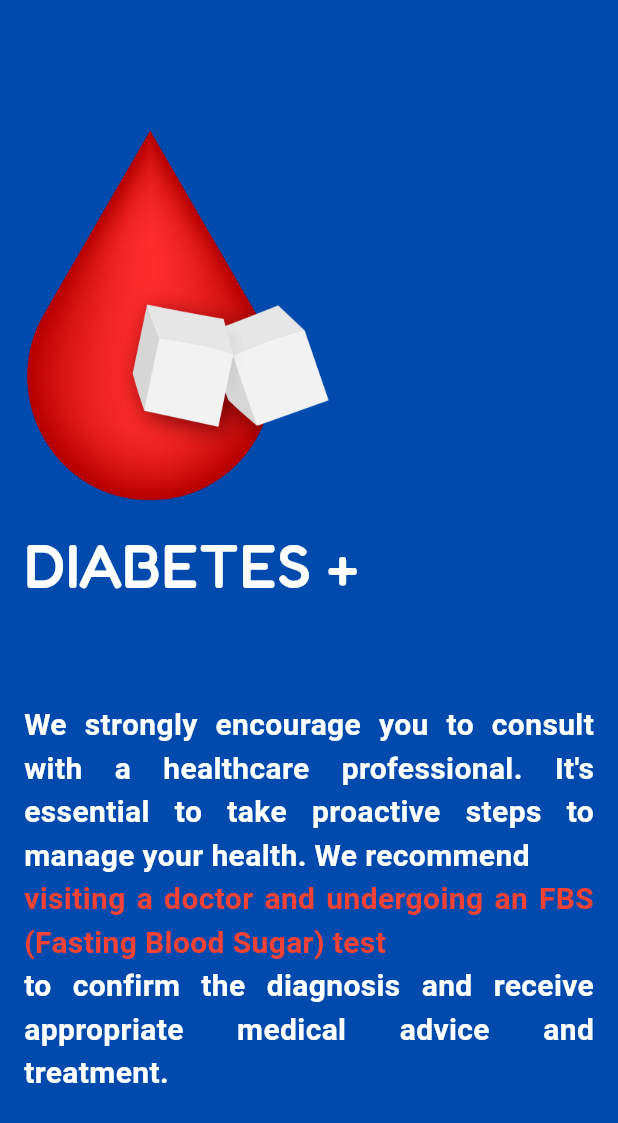
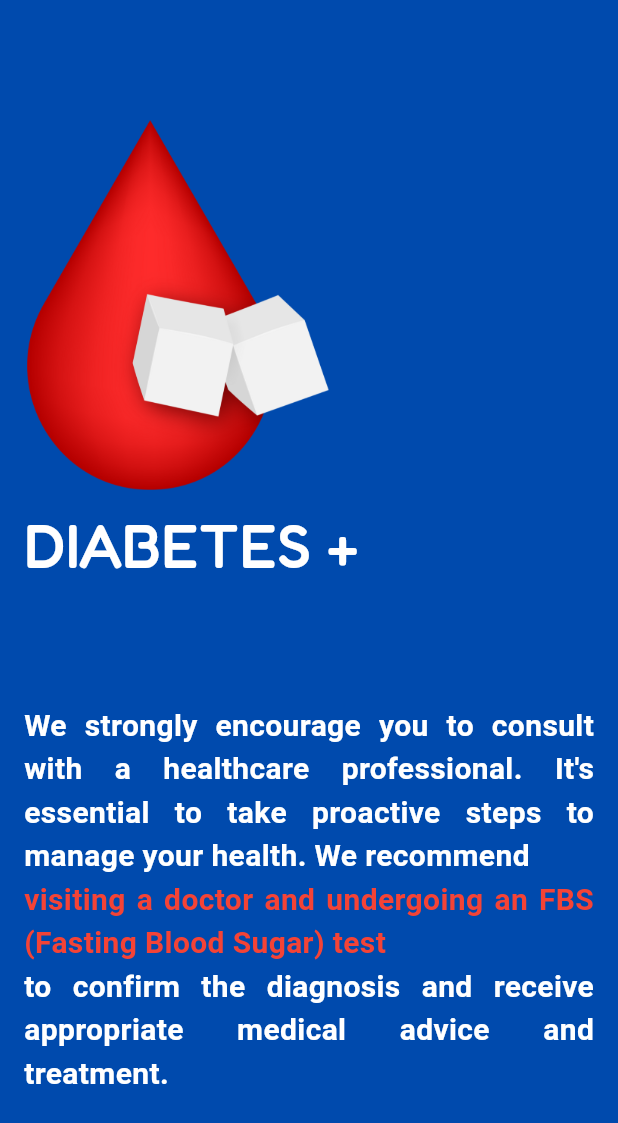
Before and after one commit to sgsm74/diaease, a Flutter app: the HasDiabetes screen opened by its route, on a phone screen of 412 x 824 dp. Shown: the top 1123 px of the screen. Run offline on Flutter 3.47's test engine with Material 3 defaults, Android fonts, the phone set to English and light mode, and no system bars; our stand-ins replace flutter_bloc, google_fonts; missing offline and left inert: sklite.

Commit message:
chore: some change

```diff
--- a/lib/diabease/presentation/pages/has_diabetes.dart
+++ b/lib/diabease/presentation/pages/has_diabetes.dart
@@ -32,9 +32,7 @@ class HasDiabetes extends StatelessWidget {
                 ),
               ),
             ),
-            const SizedBox(
-              height: 50,
-            ),
+            const Spacer(),
             Wrap(
               children: [
                 Text(
@@ -72,9 +70,7 @@ class HasDiabetes extends StatelessWidget {
                 ),
               ],
             ),
-            const SizedBox(
-              height: 64,
-            ),
+            const Spacer(),
           ],
         ),
       ),
```
Also changed, not shown: lib/diabease/presentation/pages/questions.dart (+19 -15 lines).
